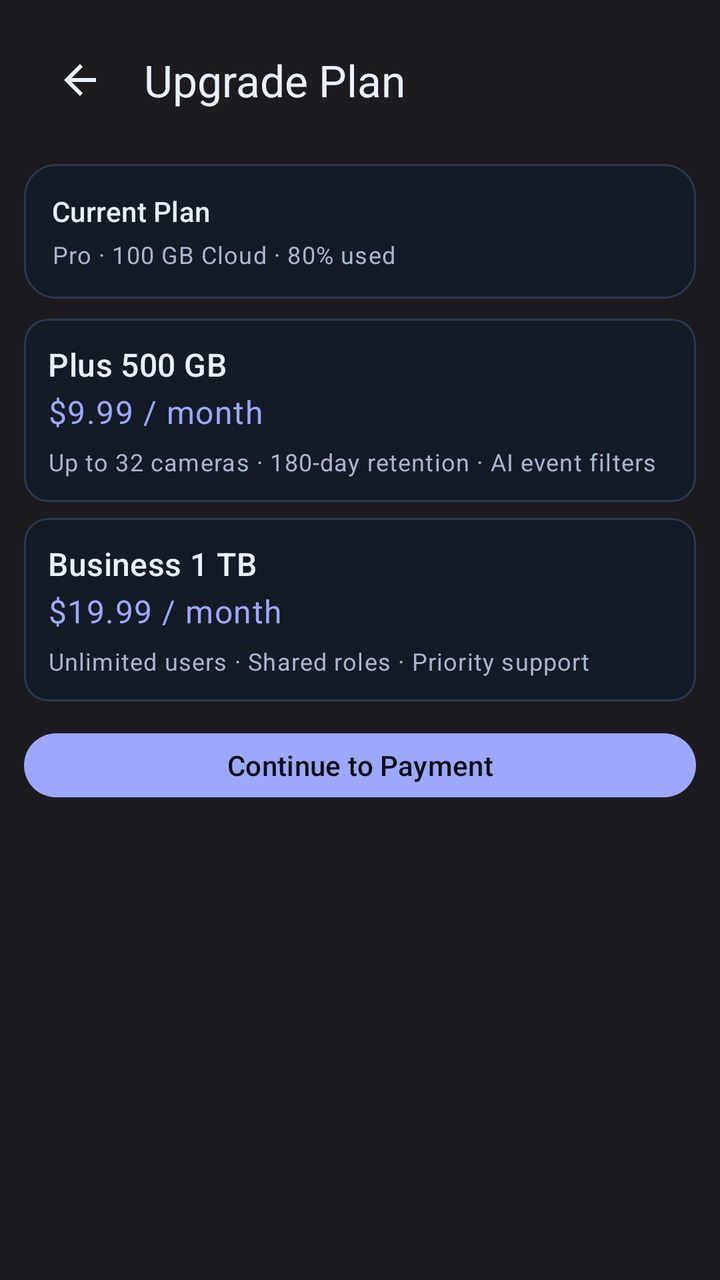
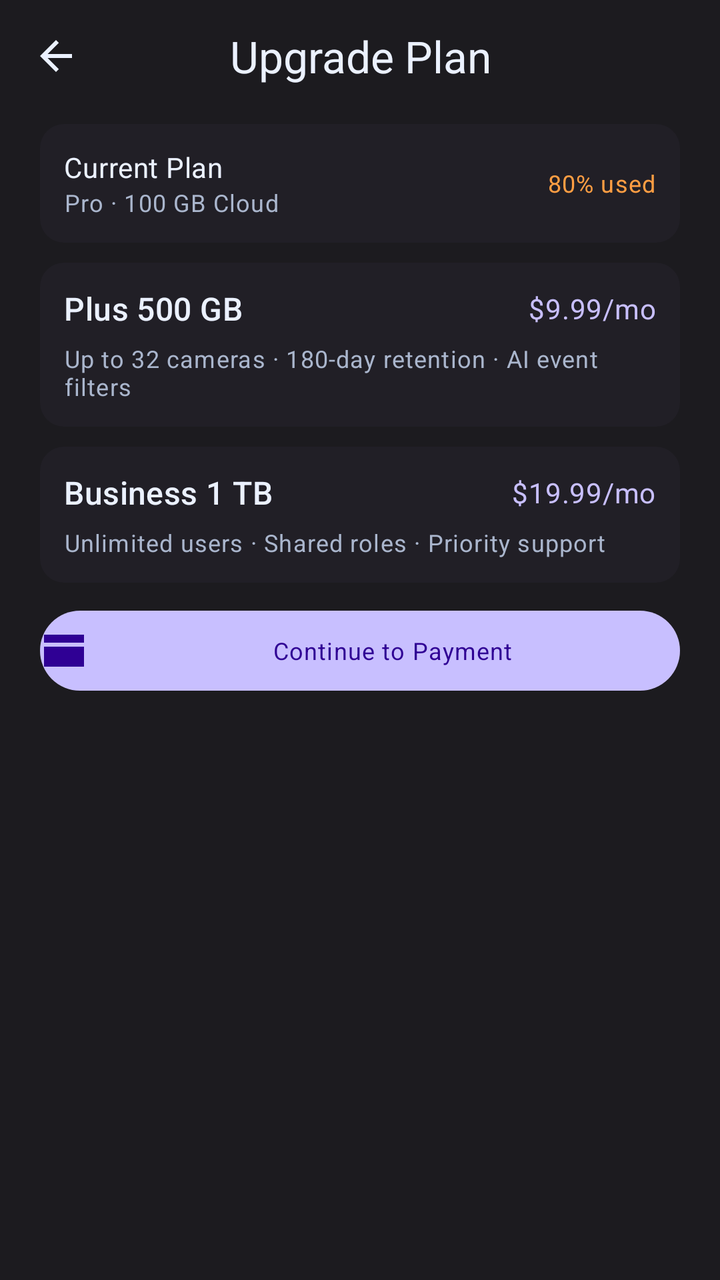

Screens rendered from an Android XML layout before and after an edit, with the pre-edit source and the edit as a unified diff.
<!-- AndroidManifest.xml: application theme Theme.RealLive -->
<!-- res/layout/activity_upgrade_plan.xml -->
<?xml version="1.0" encoding="utf-8"?>
<ScrollView xmlns:android="http://schemas.android.com/apk/res/android"
    xmlns:app="http://schemas.android.com/apk/res-auto"
    android:layout_width="match_parent"
    android:layout_height="match_parent"
    android:background="@color/auth_bg">

    <LinearLayout
        android:layout_width="match_parent"
        android:layout_height="wrap_content"
        android:orientation="vertical"
        android:paddingStart="@dimen/space_12"
        android:paddingTop="@dimen/space_8"
        android:paddingEnd="@dimen/space_12"
        android:paddingBottom="@dimen/space_16">

        <com.google.android.material.appbar.MaterialToolbar
            android:id="@+id/upgrade_toolbar"
            android:layout_width="match_parent"
            android:layout_height="wrap_content"
            android:background="@android:color/transparent"
            app:navigationIcon="@drawable/ic_arrow_back_24"
            app:navigationIconTint="?attr/colorOnBackground"
            app:title="Upgrade Plan"
            app:titleTextColor="?attr/colorOnBackground" />

        <com.google.android.material.card.MaterialCardView
            android:layout_width="match_parent"
            android:layout_height="wrap_content"
            android:layout_marginTop="@dimen/space_10"
            app:cardBackgroundColor="?attr/colorSurface"
            app:cardCornerRadius="@dimen/radius_16"
            app:cardElevation="0dp"
            app:strokeColor="?attr/colorOutlineVariant"
            app:strokeWidth="1dp">

            <LinearLayout
                android:layout_width="match_parent"
                android:layout_height="wrap_content"
                android:orientation="vertical"
                android:padding="@dimen/space_14">

                <TextView
                    android:layout_width="match_parent"
                    android:layout_height="wrap_content"
                    android:text="Current Plan"
                    android:textAppearance="@style/TextAppearance.Material3.TitleSmall"
                    android:textColor="?attr/colorOnSurface" />

                <TextView
                    android:layout_width="match_parent"
                    android:layout_height="wrap_content"
                    android:layout_marginTop="@dimen/space_4"
                    android:text="Pro · 100 GB Cloud · 80% used"
                    android:textAppearance="@style/TextAppearance.Material3.BodySmall"
                    android:textColor="?attr/colorOnSurfaceVariant" />
            </LinearLayout>
        </com.google.android.material.card.MaterialCardView>

        <com.google.android.material.card.MaterialCardView
            android:layout_width="match_parent"
            android:layout_height="wrap_content"
            android:layout_marginTop="@dimen/space_10"
            app:cardBackgroundColor="?attr/colorSurface"
            app:cardCornerRadius="@dimen/radius_12"
            app:cardElevation="0dp"
            app:strokeColor="?attr/colorOutlineVariant"
            app:strokeWidth="1dp">

            <LinearLayout
                android:layout_width="match_parent"
                android:layout_height="wrap_content"
                android:orientation="vertical"
                android:padding="@dimen/space_12">

                <TextView
                    android:layout_width="match_parent"
                    android:layout_height="wrap_content"
                    android:text="Plus 500 GB"
                    android:textAppearance="@style/TextAppearance.Material3.TitleMedium"
                    android:textColor="?attr/colorOnSurface" />

                <TextView
                    android:layout_width="match_parent"
                    android:layout_height="wrap_content"
                    android:layout_marginTop="@dimen/space_2"
                    android:text="$9.99 / month"
                    android:textAppearance="@style/TextAppearance.Material3.BodyLarge"
                    android:textColor="?attr/colorPrimary" />

                <TextView
                    android:layout_width="match_parent"
                    android:layout_height="wrap_content"
                    android:layout_marginTop="@dimen/space_6"
                    android:text="Up to 32 cameras · 180-day retention · AI event filters"
                    android:textAppearance="@style/TextAppearance.Material3.BodySmall"
                    android:textColor="?attr/colorOnSurfaceVariant" />
            </LinearLayout>
        </com.google.android.material.card.MaterialCardView>

        <com.google.android.material.card.MaterialCardView
            android:layout_width="match_parent"
            android:layout_height="wrap_content"
            android:layout_marginTop="@dimen/space_8"
            app:cardBackgroundColor="?attr/colorSurface"
            app:cardCornerRadius="@dimen/radius_12"
            app:cardElevation="0dp"
            app:strokeColor="?attr/colorOutlineVariant"
            app:strokeWidth="1dp">

            <LinearLayout
                android:layout_width="match_parent"
                android:layout_height="wrap_content"
                android:orientation="vertical"
                android:padding="@dimen/space_12">

                <TextView
                    android:layout_width="match_parent"
                    android:layout_height="wrap_content"
                    android:text="Business 1 TB"
                    android:textAppearance="@style/TextAppearance.Material3.TitleMedium"
                    android:textColor="?attr/colorOnSurface" />

                <TextView
                    android:layout_width="match_parent"
                    android:layout_height="wrap_content"
                    android:layout_marginTop="@dimen/space_2"
                    android:text="$19.99 / month"
                    android:textAppearance="@style/TextAppearance.Material3.BodyLarge"
                    android:textColor="?attr/colorPrimary" />

                <TextView
                    android:layout_width="match_parent"
                    android:layout_height="wrap_content"
                    android:layout_marginTop="@dimen/space_6"
                    android:text="Unlimited users · Shared roles · Priority support"
                    android:textAppearance="@style/TextAppearance.Material3.BodySmall"
                    android:textColor="?attr/colorOnSurfaceVariant" />
            </LinearLayout>
        </com.google.android.material.card.MaterialCardView>

        <com.google.android.material.button.MaterialButton
            android:layout_width="match_parent"
            android:layout_height="40dp"
            android:layout_marginTop="@dimen/space_12"
            android:text="Continue to Payment"
            android:textAllCaps="false" />
    </LinearLayout>

</ScrollView>
<!-- resources referenced by this layout -->
<resources>
  <color name="auth_bg">#1C1B1F</color>
  <dimen name="radius_12">12dp</dimen>
  <dimen name="radius_16">16dp</dimen>
  <dimen name="space_10">10dp</dimen>
  <dimen name="space_12">12dp</dimen>
  <dimen name="space_14">14dp</dimen>
  <dimen name="space_16">16dp</dimen>
  <dimen name="space_2">2dp</dimen>
  <dimen name="space_4">4dp</dimen>
  <dimen name="space_6">6dp</dimen>
  <dimen name="space_8">8dp</dimen>
  <!-- drawable ic_arrow_back_24 (drawable) -->
  <vector xmlns:android="http://schemas.android.com/apk/res/android"
      android:width="24dp"
      android:height="24dp"
      android:viewportWidth="24"
      android:viewportHeight="24">
      <path
          android:fillColor="#111827"
          android:pathData="M20,11H7.83l5.59,-5.59L12,4l-8,8l8,8l1.41,-1.41L7.83,13H20v-2z" />
  </vector>
  <style name="Theme.RealLive" parent="Theme.Material3.DayNight.NoActionBar">
          <item name="colorPrimary">@color/rl_brand</item>
          <item name="colorOnPrimary">@color/rl_bg</item>
          <item name="colorPrimaryContainer">@color/rl_brand_soft</item>
          <item name="colorOnPrimaryContainer">@color/rl_text_primary</item>
  
          <item name="colorSecondary">@color/rl_secondary</item>
          <item name="colorOnSecondary">@color/rl_bg</item>
          <item name="colorSecondaryContainer">@color/rl_secondary_soft</item>
          <item name="colorOnSecondaryContainer">@color/rl_text_primary</item>
  
          <item name="colorTertiary">@color/rl_tertiary</item>
          <item name="colorOnTertiary">@color/rl_bg</item>
          <item name="colorTertiaryContainer">@color/rl_tertiary_soft</item>
          <item name="colorOnTertiaryContainer">@color/rl_text_primary</item>
  
          <item name="colorError">@color/rl_error</item>
          <item name="colorOnError">@color/rl_bg</item>
  
          <item name="colorSurface">@color/rl_surface</item>
          <item name="colorOnSurface">@color/rl_text_primary</item>
          <item name="colorSurfaceVariant">@color/rl_surface_alt</item>
          <item name="colorOnSurfaceVariant">@color/rl_text_secondary</item>
          <item name="colorOutline">@color/rl_border</item>
          <item name="colorOutlineVariant">@color/rl_border</item>
  
          <item name="android:colorBackground">@color/rl_bg</item>
          <item name="colorOnBackground">@color/rl_text_primary</item>
          <item name="android:windowBackground">@color/rl_bg</item>
  
          <item name="android:statusBarColor">@color/rl_bg</item>
          <item name="android:navigationBarColor">@color/rl_bg</item>
          <item name="android:windowLightStatusBar">false</item>
          <item name="android:windowLightNavigationBar">false</item>
      </style>
  <color name="rl_brand">#9CA8FF</color>
  <color name="rl_bg">#0A0E16</color>
  <color name="rl_brand_soft">#29345C</color>
  <color name="rl_text_primary">#EBF1FF</color>
  <color name="rl_secondary">#7EC8FF</color>
  <color name="rl_secondary_soft">#1D3855</color>
  <color name="rl_tertiary">#4ED4B0</color>
  <color name="rl_tertiary_soft">#1F4A43</color>
  <color name="rl_error">#FF7081</color>
  <color name="rl_surface">#141B27</color>
  <color name="rl_surface_alt">#1B2535</color>
  <color name="rl_text_secondary">#AAB6CD</color>
  <color name="rl_border">#2B3A51</color>
</resources>

<!-- the commit's change to res/layout/activity_upgrade_plan.xml (unified diff, before → after) -->
@@ -1,150 +1,206 @@
 <?xml version="1.0" encoding="utf-8"?>
-<ScrollView xmlns:android="http://schemas.android.com/apk/res/android"
-    xmlns:app="http://schemas.android.com/apk/res-auto"
+<LinearLayout xmlns:android="http://schemas.android.com/apk/res/android"
     android:layout_width="match_parent"
     android:layout_height="match_parent"
-    android:background="@color/auth_bg">
+    android:background="@color/auth_bg"
+    android:orientation="vertical">
 
     <LinearLayout
         android:layout_width="match_parent"
-        android:layout_height="wrap_content"
-        android:orientation="vertical"
-        android:paddingStart="@dimen/space_12"
-        android:paddingTop="@dimen/space_8"
-        android:paddingEnd="@dimen/space_12"
-        android:paddingBottom="@dimen/space_16">
-
-        <com.google.android.material.appbar.MaterialToolbar
-            android:id="@+id/upgrade_toolbar"
+        android:layout_height="56dp"
+        android:gravity="center_vertical"
+        android:paddingStart="8dp"
+        android:paddingEnd="8dp">
+
+        <ImageButton
+            android:id="@+id/upgrade_back"
+            android:layout_width="40dp"
+            android:layout_height="40dp"
+            android:background="@android:color/transparent"
+            android:contentDescription="Back"
+            android:src="@drawable/ic_arrow_back_24"
+            android:tint="?attr/colorOnBackground" />
+
+        <TextView
+            android:layout_width="0dp"
+            android:layout_height="wrap_content"
+            android:layout_weight="1"
+            android:gravity="center"
+            android:text="Upgrade Plan"
+            android:textAppearance="@style/TextAppearance.Material3.TitleLarge"
+            android:textColor="?attr/colorOnBackground" />
+
+        <View
+            android:layout_width="40dp"
+            android:layout_height="40dp" />
+    </LinearLayout>
+
+    <ScrollView
+        android:layout_width="match_parent"
+        android:layout_height="0dp"
+        android:layout_weight="1"
+        android:scrollbars="none">
+
+        <LinearLayout
             android:layout_width="match_parent"
             android:layout_height="wrap_content"
-            android:background="@android:color/transparent"
-            app:navigationIcon="@drawable/ic_arrow_back_24"
-            app:navigationIconTint="?attr/colorOnBackground"
-            app:title="Upgrade Plan"
-            app:titleTextColor="?attr/colorOnBackground" />
-
-        <com.google.android.material.card.MaterialCardView
-            android:layout_width="match_parent"
-            android:layout_height="wrap_content"
-            android:layout_marginTop="@dimen/space_10"
-            app:cardBackgroundColor="?attr/colorSurface"
-            app:cardCornerRadius="@dimen/radius_16"
-            app:cardElevation="0dp"
-            app:strokeColor="?attr/colorOutlineVariant"
-            app:strokeWidth="1dp">
-
-            <LinearLayout
-                android:layout_width="match_parent"
-                android:layout_height="wrap_content"
+            android:orientation="vertical"
+            android:paddingStart="20dp"
+            android:paddingTop="6dp"
+            android:paddingEnd="20dp"
+            android:paddingBottom="16dp">
+
+            <LinearLayout
+                android:layout_width="match_parent"
+                android:layout_height="wrap_content"
+                android:background="@drawable/bg_settings_card"
                 android:orientation="vertical"
-                android:padding="@dimen/space_14">
+                android:padding="12dp">
+
+                <LinearLayout
+                    android:layout_width="match_parent"
+                    android:layout_height="wrap_content"
+                    android:gravity="center_vertical"
+                    android:orientation="horizontal">
+
+                    <LinearLayout
+                        android:layout_width="0dp"
+                        android:layout_height="wrap_content"
+                        android:layout_weight="1"
+                        android:orientation="vertical">
+
+                        <TextView
+                            android:layout_width="wrap_content"
+                            android:layout_height="wrap_content"
+                            android:text="Current Plan"
+                            android:textAppearance="@style/TextAppearance.Material3.BodyMedium"
+                            android:textColor="?attr/colorOnSurface" />
+
+                        <TextView
+                            android:id="@+id/upgrade_current_plan_value"
+                            android:layout_width="wrap_content"
+                            android:layout_height="wrap_content"
+                            android:text="Pro · 100 GB Cloud"
+                            android:textAppearance="@style/TextAppearance.Material3.BodySmall"
+                            android:textColor="?attr/colorOnSurfaceVariant" />
+                    </LinearLayout>
+
+                    <TextView
+                        android:id="@+id/upgrade_current_usage"
+                        android:layout_width="wrap_content"
+                        android:layout_height="wrap_content"
+                        android:text="80% used"
+                        android:textAppearance="@style/TextAppearance.Material3.BodySmall"
+                        android:textColor="#FF9E43" />
+                </LinearLayout>
+            </LinearLayout>
+
+            <LinearLayout
+                android:id="@+id/upgrade_plan_list_container"
+                android:layout_width="match_parent"
+                android:layout_height="wrap_content"
+                android:orientation="vertical" />
+
+            <LinearLayout
+                android:id="@+id/upgrade_plan_plus_card"
+                android:layout_width="match_parent"
+                android:layout_height="wrap_content"
+                android:layout_marginTop="10dp"
+                android:background="@drawable/bg_settings_card"
+                android:orientation="vertical"
+                android:padding="12dp">
+
+                <LinearLayout
+                    android:layout_width="match_parent"
+                    android:layout_height="wrap_content"
+                    android:gravity="center_vertical"
+                    android:orientation="horizontal">
+
+                    <TextView
+                        android:id="@+id/upgrade_plus_name"
+                        android:layout_width="0dp"
+                        android:layout_height="wrap_content"
+                        android:layout_weight="1"
+                        android:text="Plus 500 GB"
+                        android:textAppearance="@style/TextAppearance.Material3.TitleMedium"
+                        android:textColor="?attr/colorOnSurface" />
+
+                    <TextView
+                        android:id="@+id/upgrade_plus_price"
+                        android:layout_width="wrap_content"
+                        android:layout_height="wrap_content"
+                        android:text="$9.99/mo"
+                        android:textAppearance="@style/TextAppearance.Material3.BodyMedium"
+                        android:textColor="@color/auth_primary" />
+                </LinearLayout>
 
                 <TextView
-                    android:layout_width="match_parent"
-                    android:layout_height="wrap_content"
-                    android:text="Current Plan"
-                    android:textAppearance="@style/TextAppearance.Material3.TitleSmall"
-                    android:textColor="?attr/colorOnSurface" />
-
-                <TextView
-                    android:layout_width="match_parent"
-                    android:layout_height="wrap_content"
-                    android:layout_marginTop="@dimen/space_4"
-                    android:text="Pro · 100 GB Cloud · 80% used"
-                    android:textAppearance="@style/TextAppearance.Material3.BodySmall"
-                    android:textColor="?attr/colorOnSurfaceVariant" />
-            </LinearLayout>
-        </com.google.android.material.card.MaterialCardView>
-
-        <com.google.android.material.card.MaterialCardView
-            android:layout_width="match_parent"
-            android:layout_height="wrap_content"
-            android:layout_marginTop="@dimen/space_10"
-            app:cardBackgroundColor="?attr/colorSurface"
-            app:cardCornerRadius="@dimen/radius_12"
-            app:cardElevation="0dp"
-            app:strokeColor="?attr/colorOutlineVariant"
-            app:strokeWidth="1dp">
-
-            <LinearLayout
-                android:layout_width="match_parent"
-                android:layout_height="wrap_content"
-                android:orientation="vertical"
-                android:padding="@dimen/space_12">
-
-                <TextView
-                    android:layout_width="match_parent"
-                    android:layout_height="wrap_content"
-                    android:text="Plus 500 GB"
-                    android:textAppearance="@style/TextAppearance.Material3.TitleMedium"
-                    android:textColor="?attr/colorOnSurface" />
-
-                <TextView
-                    android:layout_width="match_parent"
-                    android:layout_height="wrap_content"
-                    android:layout_marginTop="@dimen/space_2"
-                    android:text="$9.99 / month"
-                    android:textAppearance="@style/TextAppearance.Material3.BodyLarge"
-                    android:textColor="?attr/colorPrimary" />
-
-                <TextView
-                    android:layout_width="match_parent"
-                    android:layout_height="wrap_content"
-                    android:layout_marginTop="@dimen/space_6"
+                    android:id="@+id/upgrade_plus_desc"
+                    android:layout_width="match_parent"
+                    android:layout_height="wrap_content"
+                    android:layout_marginTop="6dp"
                     android:text="Up to 32 cameras · 180-day retention · AI event filters"
                     android:textAppearance="@style/TextAppearance.Material3.BodySmall"
                     android:textColor="?attr/colorOnSurfaceVariant" />
             </LinearLayout>
-        </com.google.android.material.card.MaterialCardView>
-
-        <com.google.android.material.card.MaterialCardView
-            android:layout_width="match_parent"
-            android:layout_height="wrap_content"
-            android:layout_marginTop="@dimen/space_8"
-            app:cardBackgroundColor="?attr/colorSurface"
-            app:cardCornerRadius="@dimen/radius_12"
-            app:cardElevation="0dp"
-            app:strokeColor="?attr/colorOutlineVariant"
-            app:strokeWidth="1dp">
-
-            <LinearLayout
-                android:layout_width="match_parent"
-                android:layout_height="wrap_content"
+
+            <LinearLayout
+                android:id="@+id/upgrade_plan_business_card"
+                android:layout_width="match_parent"
+                android:layout_height="wrap_content"
+                android:layout_marginTop="10dp"
+                android:background="@drawable/bg_settings_card"
                 android:orientation="vertical"
-                android:padding="@dimen/space_12">
+                android:padding="12dp">
+
+                <LinearLayout
+                    android:layout_width="match_parent"
+                    android:layout_height="wrap_content"
+                    android:gravity="center_vertical"
+                    android:orientation="horizontal">
+
+                    <TextView
+                        android:id="@+id/upgrade_business_name"
+                        android:layout_width="0dp"
+                        android:layout_height="wrap_content"
+                        android:layout_weight="1"
+                        android:text="Business 1 TB"
+                        android:textAppearance="@style/TextAppearance.Material3.TitleMedium"
+                        android:textColor="?attr/colorOnSurface" />
+
+                    <TextView
+                        android:id="@+id/upgrade_business_price"
+                        android:layout_width="wrap_content"
+                        android:layout_height="wrap_content"
+                        android:text="$19.99/mo"
+                        android:textAppearance="@style/TextAppearance.Material3.BodyMedium"
+                        android:textColor="@color/auth_primary" />
+                </LinearLayout>
 
                 <TextView
-                    android:layout_width="match_parent"
-                    android:layout_height="wrap_content"
-                    android:text="Business 1 TB"
-                    android:textAppearance="@style/TextAppearance.Material3.TitleMedium"
-                    android:textColor="?attr/colorOnSurface" />
-
-                <TextView
-                    android:layout_width="match_parent"
-                    android:layout_height="wrap_content"
-                    android:layout_marginTop="@dimen/space_2"
-                    android:text="$19.99 / month"
-                    android:textAppearance="@style/TextAppearance.Material3.BodyLarge"
-                    android:textColor="?attr/colorPrimary" />
-
-                <TextView
-                    android:layout_width="match_parent"
-                    android:layout_height="wrap_content"
-                    android:layout_marginTop="@dimen/space_6"
+                    android:id="@+id/upgrade_business_desc"
+                    android:layout_width="match_parent"
+                    android:layout_height="wrap_content"
+                    android:layout_marginTop="6dp"
                     android:text="Unlimited users · Shared roles · Priority support"
                     android:textAppearance="@style/TextAppearance.Material3.BodySmall"
                     android:textColor="?attr/colorOnSurfaceVariant" />
             </LinearLayout>
-        </com.google.android.material.card.MaterialCardView>
-
-        <com.google.android.material.button.MaterialButton
-            android:layout_width="match_parent"
-            android:layout_height="40dp"
-            android:layout_marginTop="@dimen/space_12"
-            android:text="Continue to Payment"
-            android:textAllCaps="false" />
-    </LinearLayout>
-
-</ScrollView>
+
+            <TextView
+                android:id="@+id/upgrade_continue"
+                android:layout_width="match_parent"
+                android:layout_height="40dp"
+                android:layout_marginTop="14dp"
+                android:background="@drawable/bg_btn_primary"
+                android:drawableStart="@drawable/ic_rl_payment_24"
+                android:drawableTint="@color/auth_on_primary"
+                android:drawablePadding="8dp"
+                android:gravity="center"
+                android:text="Continue to Payment"
+                android:textAppearance="@style/TextAppearance.Material3.BodySmall"
+                android:textColor="@color/auth_on_primary" />
+        </LinearLayout>
+    </ScrollView>
+
+</LinearLayout>
<!-- resource entries referenced after the edit -->
@@ -1,16 +1,18 @@
 <!-- resources referenced by this layout -->
 <resources>
   <color name="auth_bg">#1C1B1F</color>
-  <dimen name="radius_12">12dp</dimen>
-  <dimen name="radius_16">16dp</dimen>
-  <dimen name="space_10">10dp</dimen>
-  <dimen name="space_12">12dp</dimen>
-  <dimen name="space_14">14dp</dimen>
-  <dimen name="space_16">16dp</dimen>
-  <dimen name="space_2">2dp</dimen>
-  <dimen name="space_4">4dp</dimen>
-  <dimen name="space_6">6dp</dimen>
-  <dimen name="space_8">8dp</dimen>
+  <color name="auth_on_primary">#2F0094</color>
+  <color name="auth_primary">#C8BFFF</color>
+  <!-- drawable bg_btn_primary (drawable) -->
+  <shape xmlns:android="http://schemas.android.com/apk/res/android">
+      <solid android:color="@color/auth_primary" />
+      <corners android:radius="999dp" />
+  </shape>
+  <!-- drawable bg_settings_card (drawable) -->
+  <shape xmlns:android="http://schemas.android.com/apk/res/android">
+      <solid android:color="#211F26" />
+      <corners android:radius="12dp" />
+  </shape>
   <!-- drawable ic_arrow_back_24 (drawable) -->
   <vector xmlns:android="http://schemas.android.com/apk/res/android"
       android:width="24dp"
@@ -18,8 +20,18 @@
       android:viewportWidth="24"
       android:viewportHeight="24">
       <path
-          android:fillColor="#111827"
+          android:fillColor="@color/rl_text_primary"
           android:pathData="M20,11H7.83l5.59,-5.59L12,4l-8,8l8,8l1.41,-1.41L7.83,13H20v-2z" />
+  </vector>
+  <!-- drawable ic_rl_payment_24 (drawable) -->
+  <vector xmlns:android="http://schemas.android.com/apk/res/android"
+      android:width="24dp"
+      android:height="24dp"
+      android:viewportWidth="24"
+      android:viewportHeight="24">
+      <path
+          android:fillColor="#000000"
+          android:pathData="M2,4h20v4H2V4zm0,6h20v10H2V10zm2,4h6v2H4v-2z" />
   </vector>
   <style name="Theme.RealLive" parent="Theme.Material3.DayNight.NoActionBar">
           <item name="colorPrimary">@color/rl_brand</item>
@@ -50,6 +62,7 @@
           <item name="android:colorBackground">@color/rl_bg</item>
           <item name="colorOnBackground">@color/rl_text_primary</item>
           <item name="android:windowBackground">@color/rl_bg</item>
+          <item name="android:textColorHighlight">@android:color/transparent</item>
   
           <item name="android:statusBarColor">@color/rl_bg</item>
           <item name="android:navigationBarColor">@color/rl_bg</item>
